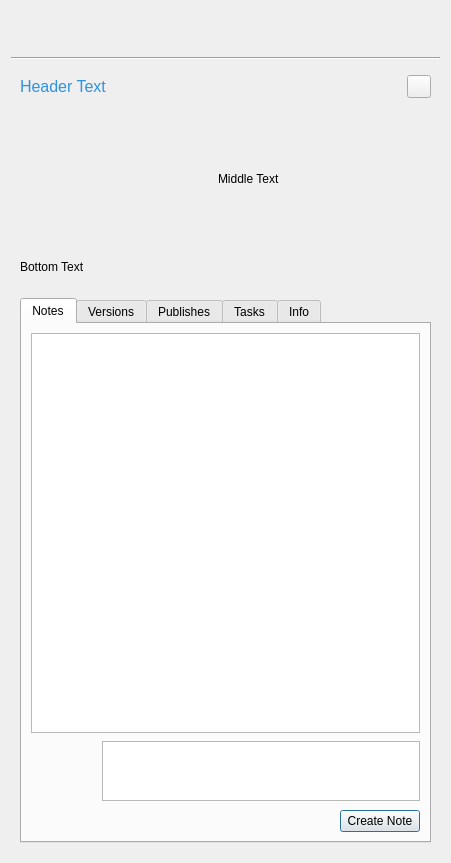
shotgunsoftware/tk-multi-shotgunpanel, file resources/dialog.ui: the form before one commit.
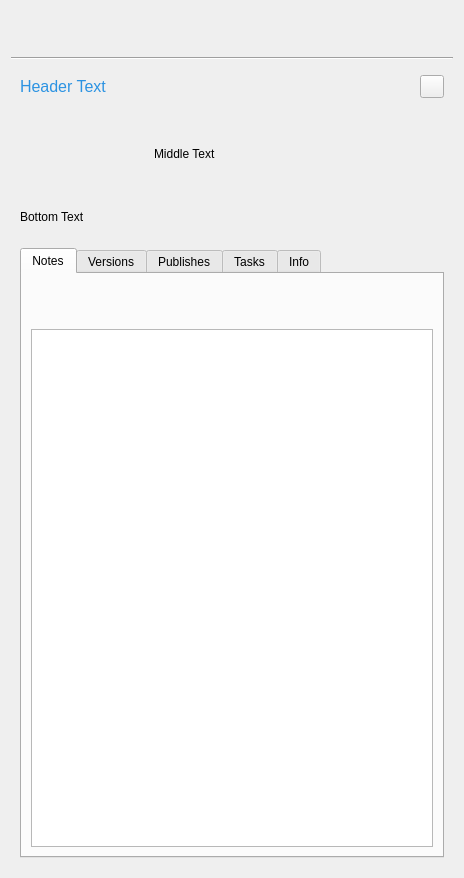
The form after the commit. The open tabs and pages were chosen to show the change. Icons and pictures are not drawn. Custom widgets are drawn as their Qt base class.

Commit message:
Notes, hooks, replies, styling
Big refactor pass and lots of features added:

- global style sheet
- model and delegates refactor
- configuration via hooks
- note creation
- reply widget
- visual polish
- screenshots
- all fields display
- metaschema handling
- user home
- version history
- display only latest versions
- widgets and code restructuring.

Closes #4

```diff
--- a/resources/dialog.ui
+++ b/resources/dialog.ui
@@ -6,8 +6,8 @@
    <rect>
     <x>0</x>
     <y>0</y>
-    <width>451</width>
-    <height>863</height>
+    <width>464</width>
+    <height>878</height>
    </rect>
   </property>
   <property name="windowTitle">
@@ -168,14 +168,14 @@
        <widget class="VersionLabel" name="details_thumb">
         <property name="minimumSize">
          <size>
-          <width>192</width>
-          <height>150</height>
+          <width>128</width>
+          <height>100</height>
          </size>
         </property>
         <property name="maximumSize">
          <size>
-          <width>192</width>
-          <height>150</height>
+          <width>128</width>
+          <height>100</height>
          </size>
         </property>
         <property name="text">
@@ -250,6 +250,16 @@
            <string>Notes</string>
           </attribute>
           <layout class="QVBoxLayout" name="verticalLayout_2">
+           <item>
+            <widget class="NoteInputWidget" name="entity_note_input" native="true">
+             <property name="minimumSize">
+              <size>
+               <width>0</width>
+               <height>40</height>
+              </size>
+             </property>
+            </widget>
+           </item>
            <item>
             <widget class="QListView" name="entity_note_view">
              <property name="verticalScrollMode">
@@ -263,69 +273,6 @@
              </property>
             </widget>
            </item>
-           <item>
-            <layout class="QHBoxLayout" name="horizontalLayout_8">
-             <item>
-              <widget class="QLabel" name="label">
-               <property name="minimumSize">
-                <size>
-                 <width>65</width>
-                 <height>65</height>
-                </size>
-               </property>
-               <property name="maximumSize">
-                <size>
-                 <width>65</width>
-                 <height>65</height>
-                </size>
-               </property>
-               <property name="text">
-                <string/>
-               </property>
-               <property name="pixmap">
-                <pixmap resource="resources.qrc">:/tk_multi_infopanel/default_user.png</pixmap>
-               </property>
-               <property name="scaledContents">
-                <bool>true</bool>
-               </property>
-              </widget>
-             </item>
-             <item>
-              <widget class="QPlainTextEdit" name="plainTextEdit">
-               <property name="maximumSize">
-                <size>
-                 <width>16777215</width>
-                 <height>60</height>
-                </size>
-               </property>
-              </widget>
-             </item>
-            </layout>
-           </item>
-           <item>
-            <layout class="QHBoxLayout" name="horizontalLayout_6">
-             <item>
-              <spacer name="horizontalSpacer">
-               <property name="orientation">
-                <enum>Qt::Horizontal</enum>
-               </property>
-               <property name="sizeHint" stdset="0">
-                <size>
-                 <width>40</width>
-                 <height>20</height>
-                </size>
-               </property>
-              </spacer>
-             </item>
-             <item>
-              <widget class="QPushButton" name="pushButton">
-               <property name="text">
-                <string>Create Note</string>
-               </property>
-              </widget>
-             </item>
-            </layout>
-           </item>
           </layout>
          </widget>
          <widget class="QWidget" name="entity_version_tab">
@@ -618,7 +565,19 @@
   <customwidget>
    <class>VersionLabel</class>
    <extends>QLabel</extends>
-   <header>..version_label</header>
+   <header>..widgets.version_label</header>
+  </customwidget>
+  <customwidget>
+   <class>ReplyListWidget</class>
+   <extends>QWidget</extends>
+   <header>..widgets.reply_widget</header>
+   <container>1</container>
+  </customwidget>
+  <customwidget>
+   <class>NoteInputWidget</class>
+   <extends>QWidget</extends>
+   <header>..widgets.note_input_widget</header>
+   <container>1</container>
   </customwidget>
  </customwidgets>
  <resources>
```
Left out of the diff: 190 changed lines with no effect on the pictures. The commit also changes 88 other files.
